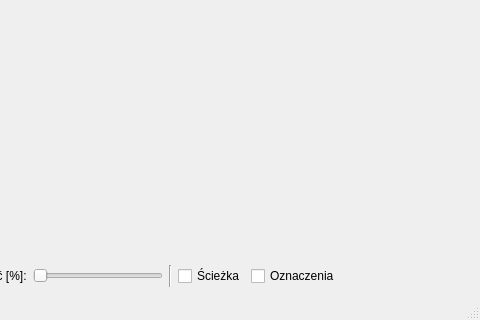
Old version of the form DataVisualization/MainWindow.ui in the repository highflyers/highflyers-data-visualization; both pictures show x 146 to 626 and y 90 to 410 of the 626 by 410 pixel window.
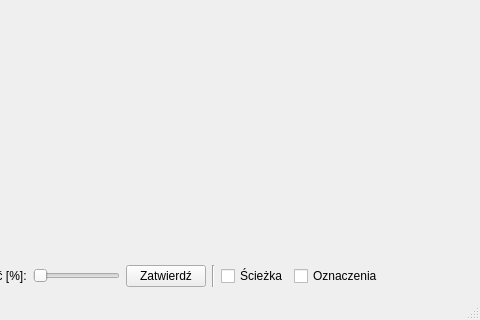
New version of the form. Custom widgets are drawn as their Qt base class.

What changed in the file:
```diff
--- a/DataVisualization/MainWindow.ui
+++ b/DataVisualization/MainWindow.ui
@@ -48,6 +48,13 @@
         </property>
        </widget>
       </item>
+      <item>
+       <widget class="QPushButton" name="pushButton_2">
+        <property name="text">
+         <string>Zatwierdź</string>
+        </property>
+       </widget>
+      </item>
       <item>
        <widget class="Line" name="line_2">
         <property name="orientation">
```
Left out of the diff: 4 changed lines with no effect on the pictures.
